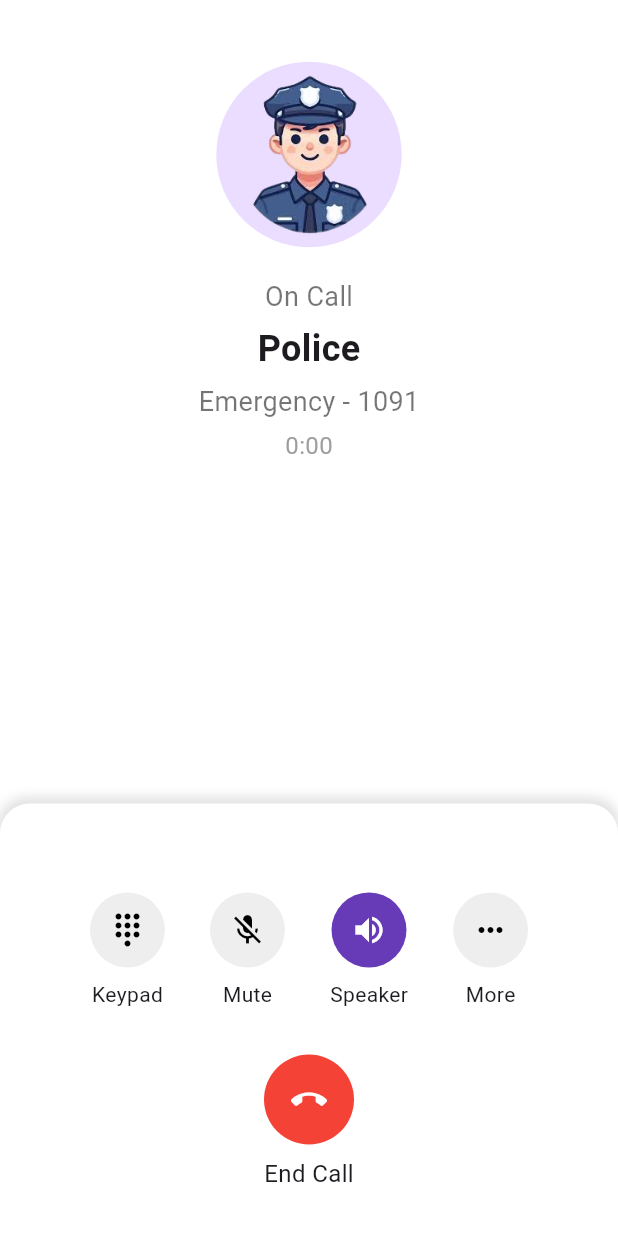
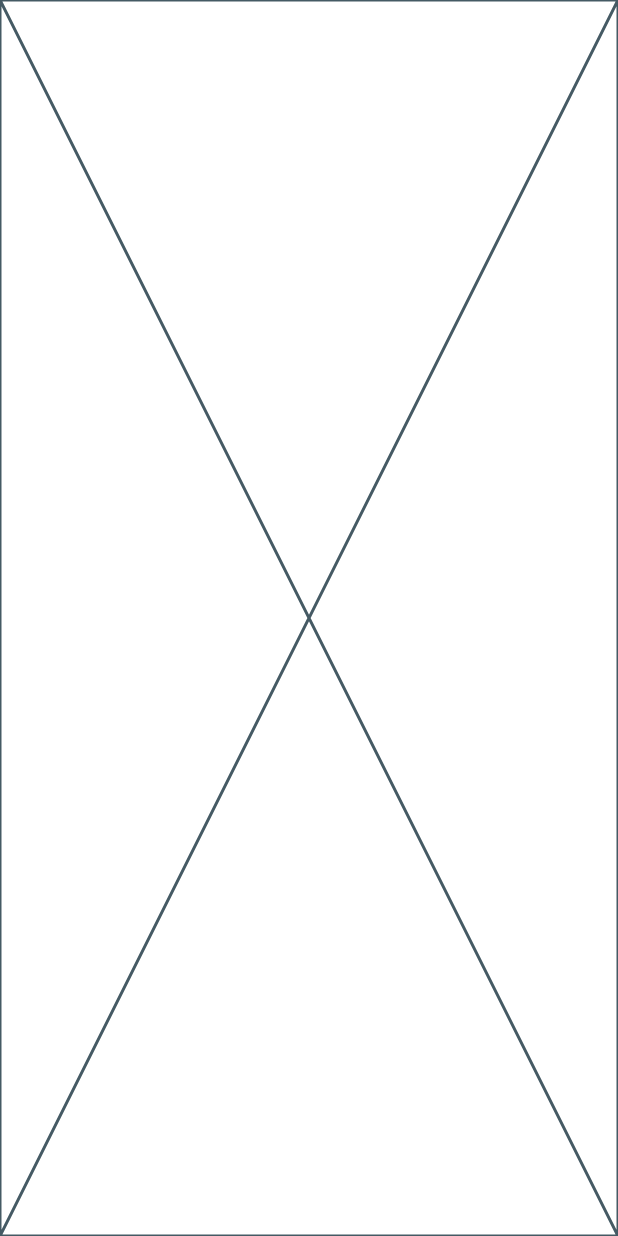
Before and after one commit to Nitishroy-7033/Project-Shakti, a Flutter app: the screen it shows after launch, on a phone screen of 412 x 824 dp. Run offline on Flutter 3.47's test engine with Material 3 defaults, Android fonts, the phone set to English and light mode, and no system bars.

Commit message:
correct folder structure

```diff
--- a/lib/main.dart
+++ b/lib/main.dart
@@ -1,5 +1,4 @@
 import 'package:flutter/material.dart';
-import 'package:project_shakti/screens/fake_call.dart';
 
 void main() {
   runApp(const MyApp());
@@ -16,7 +15,16 @@ class MyApp extends StatelessWidget {
       theme: ThemeData(
         colorScheme: ColorScheme.fromSeed(seedColor: Colors.deepPurple),
       ),
-      home: const CallScreen(),
+      home: const Demo(),
     );
   }
 }
+
+class Demo extends StatelessWidget {
+  const Demo({super.key});
+
+  @override
+  Widget build(BuildContext context) {
+    return const Placeholder();
+  }
+}
--- a/lib/screens/fake_call.dart
+++ /dev/null
@@ -1,164 +0,0 @@
-import 'package:flutter/material.dart';
-
-class CallScreen extends StatelessWidget {
-  const CallScreen({super.key});
-
-  @override
-  Widget build(BuildContext context) {
-    final size = MediaQuery.of(context).size;
-
-    return Scaffold(
-      backgroundColor: Colors.white,
-      body: SafeArea(
-        child: Column(
-          children: [
-            SizedBox(height: size.height * 0.05),
-
-            // Profile Image
-            CircleAvatar(
-              radius: size.width * 0.15,
-              backgroundImage: AssetImage("assets/images/police.png"),
-            ),
-            const SizedBox(height: 20),
-
-            // Call Status
-            const Text(
-              "On Call",
-              style: TextStyle(
-                fontSize: 18,
-                color: Colors.black54,
-              ),
-            ),
-            const SizedBox(height: 5),
-
-            // Contact Name
-            const Text(
-              "Police",
-              style: TextStyle(
-                fontSize: 24,
-                fontWeight: FontWeight.bold,
-              ),
-            ),
-            const SizedBox(height: 5),
-
-            // Emergency Number
-            const Text(
-              "Emergency - 1091",
-              style: TextStyle(fontSize: 18, color: Colors.black54),
-            ),
-            const SizedBox(height: 5),
-
-            // Call Duration
-            const Text(
-              "0:00",
-              style: TextStyle(fontSize: 16, color: Colors.grey),
-            ),
-
-            const Spacer(),
-
-            // Call Controls Container with increased height
-            Container(
-              height: size.height * 0.35,
-              width: double.infinity,
-              padding: const EdgeInsets.symmetric(vertical: 30, horizontal: 20),
-              decoration: BoxDecoration(
-                color: Colors.white,
-                borderRadius: const BorderRadius.only(
-                  topLeft: Radius.circular(20),
-                  topRight: Radius.circular(20),
-                ),
-                boxShadow: [
-                  BoxShadow(
-                    color: Colors.grey.withOpacity(0.3),
-                    spreadRadius: 2,
-                    blurRadius: 6,
-                    offset: const Offset(0, -2),
-                  ),
-                ],
-              ),
-              child: Column(
-                mainAxisAlignment: MainAxisAlignment.end,
-                children: [
-                  Wrap(
-                    alignment: WrapAlignment.center,
-                    spacing: 30,
-                    runSpacing: 20,
-                    children: [
-                      _CallButton(
-                        icon: Icons.dialpad,
-                        label: "Keypad",
-                      ),
-                      _CallButton(
-                        icon: Icons.mic_off,
-                        label: "Mute",
-                      ),
-                      _CallButton(
-                        icon: Icons.volume_up,
-                        label: "Speaker",
-                        iconColor: Colors.white,
-                        bgColor: Colors.deepPurple,
-                      ),
-                      _CallButton(
-                        icon: Icons.more_horiz,
-                        label: "More",
-                      ),
-                    ],
-                  ),
-                  const SizedBox(height: 30),
-
-                  // End Call Button
-                  Column(
-                    children: const [
-                      CircleAvatar(
-                        radius: 30,
-                        backgroundColor: Colors.red,
-                        child: Icon(Icons.call_end, color: Colors.white),
-                      ),
-                      SizedBox(height: 8),
-                      Text(
-                        "End Call",
-                        style: TextStyle(fontSize: 16),
-                      ),
-                    ],
-                  ),
-                ],
-              ),
-            ),
-          ],
-        ),
-      ),
-    );
-  }
-}
-
-class _CallButton extends StatelessWidget {
-  final IconData icon;
-  final String label;
-  final Color? iconColor;
-  final Color? bgColor;
-
-  const _CallButton({
-    required this.icon,
-    required this.label,
-    this.iconColor,
-    this.bgColor,
-  });
-
-  @override
-  Widget build(BuildContext context) {
-    return Column(
-      children: [
-        CircleAvatar(
-          radius: 25,
-          backgroundColor: bgColor ?? Colors.grey.shade200,
-          child: Icon(icon, color: iconColor ?? Colors.black),
-        ),
-        const SizedBox(height: 8),
-        Text(
-          label,
-          style: const TextStyle(fontSize: 14),
-        ),
-      ],
-    );
-  }
-}
```
Also changed, not shown: lib/features/auth/widgets/widget.dart (added), lib/features/repository/widgets/widget.dart (deleted), 1 other file.
